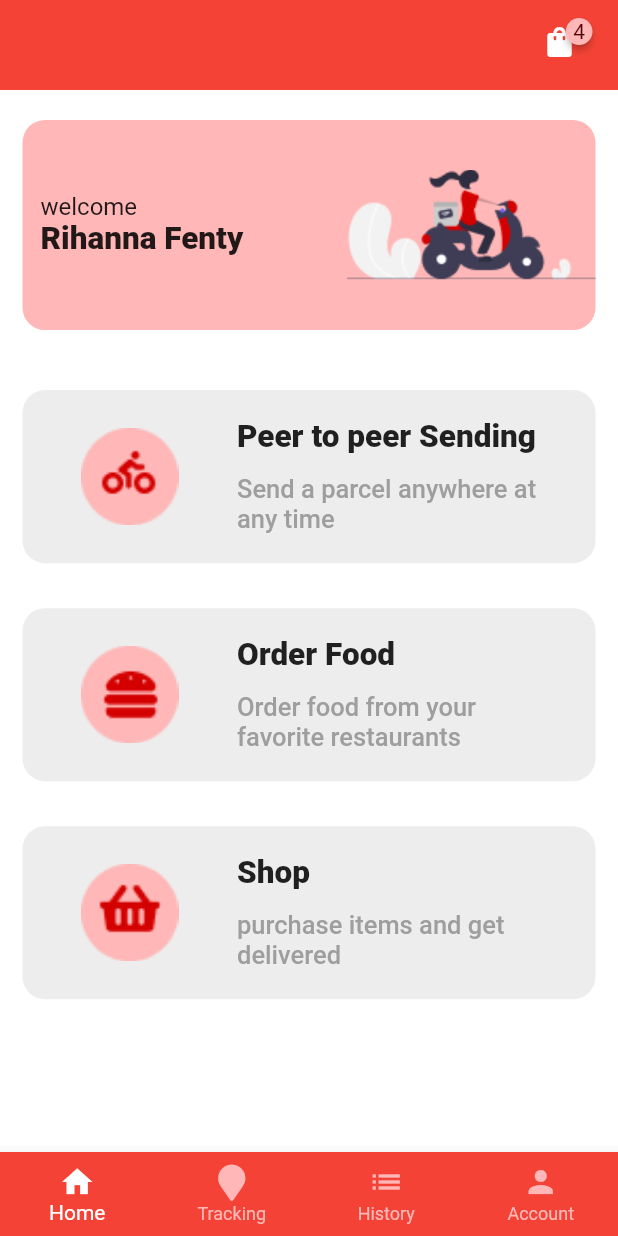
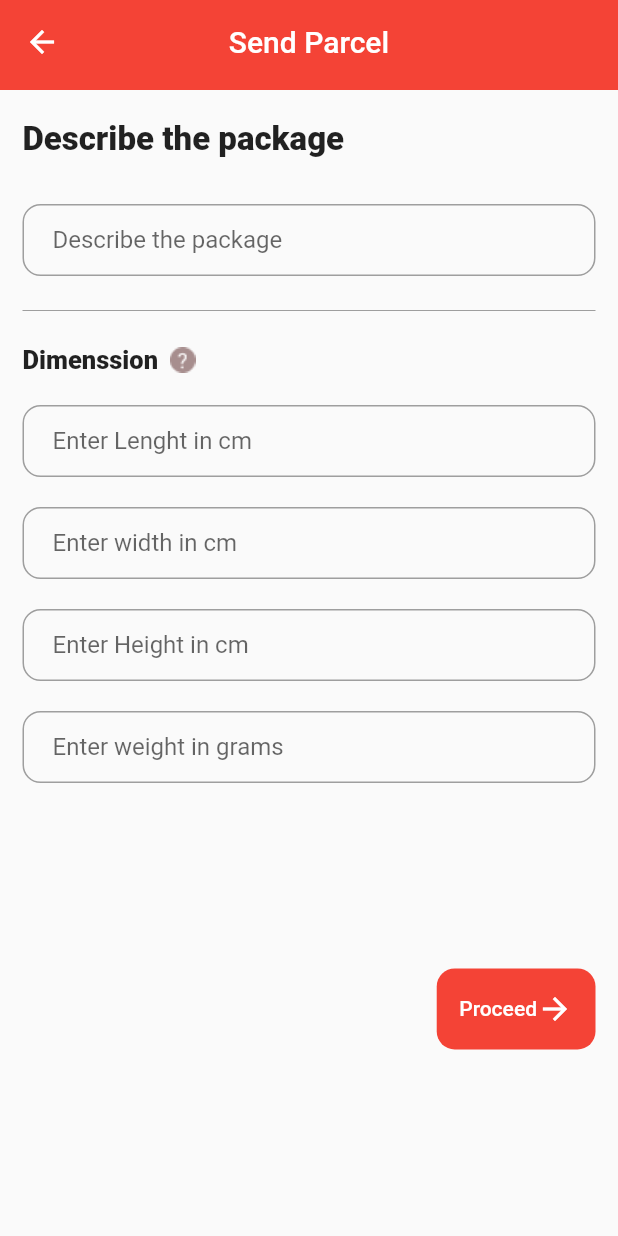
Before and after one commit to ElFabNyl/nextwave, a Flutter app: the screen it shows after launch, after a tap on "Peer to peer Sending", on a phone screen of 412 x 824 dp. Run offline on Flutter 3.47's test engine with Material 2 defaults, Android fonts, the phone set to English and light mode, and no system bars; drawn by our look-alikes of badges; our stand-ins replace font_awesome_flutter; missing offline and left inert: rate_my_app.

Commit message:
peer to peer sending

```diff
--- a/lib/components/app_bar.dart
+++ b/lib/components/app_bar.dart
@@ -45,13 +45,12 @@ class AppBarWidget extends StatelessWidget implements PreferredSizeWidget {
           padding: const EdgeInsets.symmetric(horizontal: 15.0),
           child: IconButton(
             onPressed: notificationBellFunction,
-              icon: Badge(
-                badgeContent: showBadge
-                    ? Text(
+            icon: showBadge
+                ? Badge(
+                    badgeContent: Text(
                       badgeContent.toString(),
                       style: const TextStyle(color: Color(0xff510707)),
-                      )
-                    : null,
+                    ),
                     child: showBell
                         ? const Icon(
                             Icons.notifications,
@@ -64,7 +63,9 @@ class AppBarWidget extends StatelessWidget implements PreferredSizeWidget {
                               )
                             : null,
                     badgeColor: const Color(0xffFFB7B7),
-              )),
+                  )
+                : const Text(''),
+          ),
         )
       ],
     );
--- a/lib/index.dart
+++ b/lib/index.dart
@@ -28,10 +28,10 @@ class _IndexState extends State<Index> {
       backgroundColor: Colors.white,
       appBar: const AppBarWidget(
         showArrow: false,
-        showBell: false,
+        showBell: true,
         showBadge: true,
         badgeContent: '4',
-        isShoppingBag: true,
+        isShoppingBag: false,
       ),
       bottomNavigationBar: BottomNavigationBar(
         selectedItemColor: Colors.white,
--- a/lib/presentation/Screens/send/home.dart
+++ b/lib/presentation/Screens/send/home.dart
@@ -22,7 +22,9 @@ class _HomeState extends State<Home> {
               imagePath: 'assets/images/moto.png'),
           const SizedBox(height: 40.0),
           HomeModuleCard(
-              action: () {},
+              action: () {
+                Navigator.of(context).pushNamed('/package_description');
+              },
               imagePath: 'assets/images/send.png',
               moduleName: 'Peer to peer Sending',
               moduleDescription: 'Send a parcel anywhere at any time'),
--- /dev/null
+++ b/lib/presentation/Screens/send/package_description.dart
@@ -0,0 +1,105 @@
+import 'package:flutter/material.dart';
+import 'package:nextwave/components/app_bar.dart';
+import 'package:nextwave/components/elevated_button.dart';
+import 'package:nextwave/components/text_field.dart';
+
+class PackageDescription extends StatefulWidget {
+  const PackageDescription({Key? key}) : super(key: key);
+
+  @override
+  _PackageDescriptionState createState() => _PackageDescriptionState();
+}
+
+class _PackageDescriptionState extends State<PackageDescription> {
+  @override
+  Widget build(BuildContext context) {
+    return Scaffold(
+      appBar: const AppBarWidget(
+        isShoppingBag: false,
+        showArrow: true,
+        showBell: false,
+        showBadge: false,
+        title: Text('Send Parcel'),
+      ),
+      body: SafeArea(
+        child: Padding(
+          padding: const EdgeInsets.symmetric(horizontal: 15.0, vertical: 20.0),
+          child: SingleChildScrollView(
+            child: Column(
+              mainAxisAlignment: MainAxisAlignment.spaceBetween,
+              crossAxisAlignment: CrossAxisAlignment.start,
+              children: [
+                const Text(
+                  'Describe the package',
+                  style: TextStyle(fontWeight: FontWeight.w900, fontSize: 22.0),
+                ),
+                const SizedBox(height: 30.0),
+                const InputFormFieldWidget(hintText: 'Describe the package'),
+                const SizedBox(height: 15.0),
+                const Divider(color: Colors.grey),
+                const SizedBox(height: 15.0),
+                Row(
+                  children: [
+                    const Text(
+                      'Dimenssion',
+                      style:
+                          TextStyle(fontWeight: FontWeight.w900, fontSize: 17.0),
+                    ),
+                    const SizedBox(width: 8.0),
+                    GestureDetector(
+                      onTap: () {
+                        showDialog(
+                            context: context,
+                            builder: (context) {
+                              return AlertDialog(
+                                content: Image.asset('assets/images/cube.png'),
+                                elevation: 4.0,
+                                actions: [
+                                  Positioned(
+                                    top: 60.0,
+                                    child: TextButton(
+                                        onPressed: () {
+                                          Navigator.of(context).pop();
+                                        },
+                                        child: const Text(
+                                          'Close',
+                                          style: TextStyle(color: Colors.grey),
+                                        )),
+                                  )
+                                ],
+                              );
+                            });
+                      },
+                      child: Image.asset('assets/images/question.png'),
+                    ),
+                  ],
+                ),
+                const SizedBox(height: 20.0),
+                const InputFormFieldWidget(hintText: 'Enter Lenght in cm'),
+                const SizedBox(height: 20.0),
+                const InputFormFieldWidget(hintText: 'Enter width in cm'),
+                const SizedBox(height: 20.0),
+                const InputFormFieldWidget(hintText: 'Enter Height in cm'),
+                const SizedBox(height: 20.0),
+                const InputFormFieldWidget(hintText: 'Enter weight in grams'),
+                SizedBox(height: MediaQuery.of(context).size.height * 0.15),
+                Row(
+                  mainAxisAlignment: MainAxisAlignment.end,
+                  children: [
+                    DefaultElevatedButton(
+                        text: const Text('Proceed'),
+                        showArrowBack: false,
+                        showArrowFoward: true,
+                        onPressed: () {
+                          Navigator.of(context).pushNamed('/address_infos');
+                        })
+                  ],
+                )
+              ],
+            ),
+          ),
+        ),
+      ),
+    );
+  }
+}
--- a/lib/router/app_router.dart
+++ b/lib/router/app_router.dart
@@ -1,12 +1,26 @@
 import 'package:flutter/material.dart';
 import 'package:nextwave/index.dart';
+import 'package:nextwave/presentation/Screens/send/address_infos.dart';
+import 'package:nextwave/presentation/Screens/send/billing.dart';
+import 'package:nextwave/presentation/Screens/send/delivery_details.dart';
+import 'package:nextwave/presentation/Screens/send/package_description.dart';
+import 'package:nextwave/presentation/Screens/send/terms_and_cond.dart';
 
 class AppRouter {
   Route<dynamic>? onGenerateRoute(RouteSettings routeSettings) {
     switch (routeSettings.name) {
       case '/':
         return MaterialPageRoute(builder: (_) => const Index());
-
+      case '/package_description':
+        return MaterialPageRoute(builder: (_) => const PackageDescription());
+      case '/address_infos':
+        return MaterialPageRoute(builder: (_) => const Address());
+      case '/delivery_details':
+        return MaterialPageRoute(builder: (_) => const DeliveryDetails());
+      case '/terms_and_conditions2':
+        return MaterialPageRoute(builder: (_) => const TermsAndConditions2());
+     case '/billing':
+        return MaterialPageRoute(builder: (_) => const BillingScreen());
       default:
         return null;
     }
```
Also changed, not shown: lib/components/delivery_path_details.dart (added, +55 -0 lines), lib/components/payment_method_card.dart (+21 -5 lines), lib/presentation/Screens/send/address_infos.dart (added, +113 -0 lines), lib/presentation/Screens/send/billing.dart (added, +54 -0 lines), lib/presentation/Screens/send/delivery_details.dart (added, +100 -0 lines), lib/presentation/Screens/send/terms_and_cond.dart (added, +79 -0 lines), assets/images/gift.png (added), assets/images/question.png (added), assets/images/voucher.png (added). Lines whose indentation alone changed are shown as unchanged.
